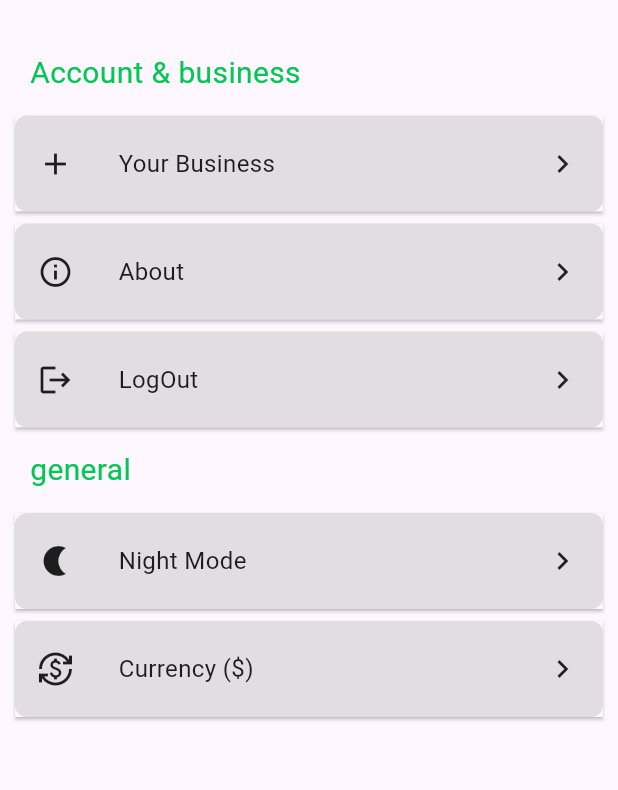
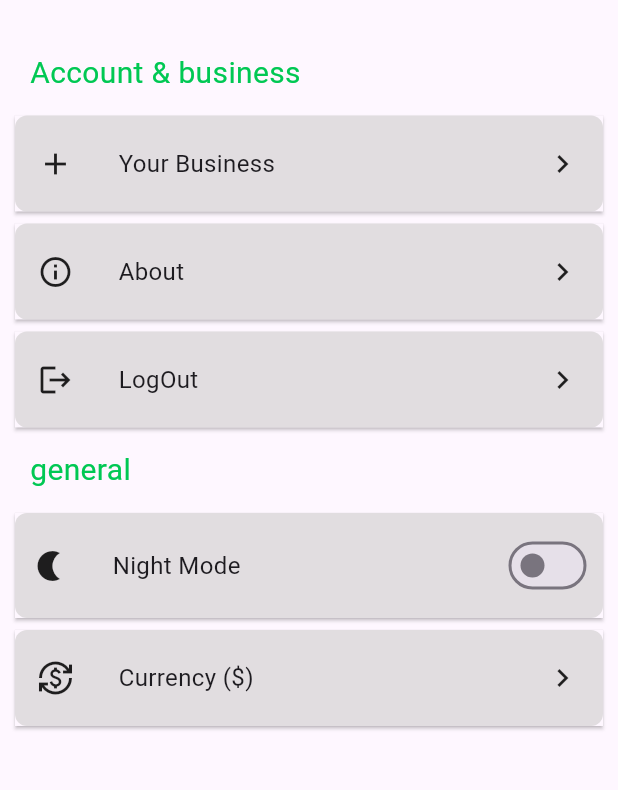
Before and after one commit to flowSar/easy_bill_flutter, a Flutter app: the SettingsScreen screen opened directly, on a phone screen of 412 x 824 dp, the part 63-853 px from its top. Run offline on Flutter 3.47's test engine with Material 3 defaults, Android fonts, the phone set to English and light mode, and no system bars; our stand-ins replace firebase_auth, firebase_core, firebase_database, font_awesome_flutter, go_router, open_file and 1 more; missing offline and left inert: simple_barcode_scanner; accounts and stored records are empty.

Commit message:
add dark mode functionality

```diff
--- a/lib/components/custom_modal_Bottom_sheet.dart
+++ b/lib/components/custom_modal_Bottom_sheet.dart
@@ -8,6 +8,7 @@ import '../constants/g_constants.dart';
 import '../constants/styles.dart';
 import '../data/item.dart';
 import '../providers/data_provider.dart';
+import '../providers/settings_provider.dart';
 import 'custom_text_button.dart';
 import 'custom_text_field.dart';
 
@@ -28,6 +29,7 @@ class _CustomModalBottomSheetState extends State<CustomModalBottomSheet> {
   late final TextEditingController _price;
   late final TextEditingController _quantity;
   late final TextEditingController _tax;
+  bool isDarkMode = false;
 
   // late Item? foundItem;
 
@@ -44,6 +46,7 @@ class _CustomModalBottomSheetState extends State<CustomModalBottomSheet> {
       _price.text = widget.item!.price.toString();
       _quantity.text = widget.item!.quantity.toString();
     }
+    isDarkMode = context.read<SettingsProvider>().isDarMode;
 
     super.initState();
   }
@@ -59,7 +62,7 @@ class _CustomModalBottomSheetState extends State<CustomModalBottomSheet> {
           child: Column(
             children: [
               TextCard(
-                  bg: kTextInputBg1,
+                  bg: isDarkMode ? Colors.white : kTextInputBg1,
                   child: Row(
                     mainAxisAlignment: MainAxisAlignment.spaceBetween,
                     children: [
--- a/lib/components/select_card.dart
+++ b/lib/components/select_card.dart
@@ -9,14 +9,17 @@ class SelectCard extends StatelessWidget {
   final IconData leftIcon;
   final Widget rightIcon;
   final String middleText;
+  final double? p;
 
-  const SelectCard(
-      {super.key,
-      required this.onTap,
-      this.bg,
-      required this.leftIcon,
-      required this.middleText,
-      required this.rightIcon});
+  const SelectCard({
+    super.key,
+    required this.onTap,
+    this.bg,
+    required this.leftIcon,
+    required this.middleText,
+    required this.rightIcon,
+    this.p,
+  });
 
   @override
   Widget build(BuildContext context) {
@@ -24,6 +27,7 @@ class SelectCard extends StatelessWidget {
       onTap: onTap,
       child: TextCard(
         bg: bg ?? greyLight,
+        p: p,
         child: Row(
           spacing: 30,
           children: [
--- a/lib/components/text_card.dart
+++ b/lib/components/text_card.dart
@@ -7,9 +7,16 @@ class TextCard extends StatelessWidget {
   final Color? bg;
   final double? w;
   final double? elevation;
+  final double? p;
 
-  const TextCard(
-      {super.key, required this.child, this.bg, this.w, this.elevation});
+  const TextCard({
+    super.key,
+    required this.child,
+    this.bg,
+    this.w,
+    this.elevation,
+    this.p,
+  });
 
   @override
   Widget build(BuildContext context) {
@@ -24,7 +31,8 @@ class TextCard extends StatelessWidget {
             borderRadius: BorderRadius.circular(8),
           ),
           child: Padding(
-            padding: EdgeInsets.symmetric(horizontal: 15, vertical: 20),
+            padding:
+                EdgeInsets.symmetric(horizontal: p ?? 15, vertical: p ?? 20),
             child: child,
           ),
         ),
--- a/lib/main.dart
+++ b/lib/main.dart
@@ -32,7 +32,9 @@ class MyApp extends StatelessWidget {
   @override
   Widget build(BuildContext context) {
     return MaterialApp.router(
-      // theme: ThemeData.dark(),
+      theme: context.watch<SettingsProvider>().isDarMode
+          ? ThemeData.dark()
+          : ThemeData.light(),
       routerConfig: appRouter,
     );
   }
--- a/lib/providers/settings_provider.dart
+++ b/lib/providers/settings_provider.dart
@@ -2,6 +2,7 @@ import 'package:flutter/material.dart';
 
 class SettingsProvider extends ChangeNotifier {
   late String _currency;
+  bool _isDarkMode = false;
 
   SettingsProvider() {
     _currency = 'dh';
@@ -9,8 +10,15 @@ class SettingsProvider extends ChangeNotifier {
 
   String get currency => _currency;
 
+  bool get isDarMode => _isDarkMode;
+
   void setCurrency(String newCurrency) {
     _currency = newCurrency;
     notifyListeners();
   }
+
+  Future setDarkMode(bool state) async {
+    _isDarkMode = state;
+    notifyListeners();
+  }
 }
--- a/lib/screens/bills/bills_screen.dart
+++ b/lib/screens/bills/bills_screen.dart
@@ -30,7 +30,7 @@ class _BillsScreenState extends State<BillsScreen> {
 
   @override
   void dispose() {
-    _userName.dispose();
+    // _userName.dispose();
     super.dispose();
   }
 
--- a/lib/screens/clients/clients_screen.dart
+++ b/lib/screens/clients/clients_screen.dart
@@ -27,6 +27,12 @@ class _ClientsScreenState extends State<ClientsScreen> {
     _searchKeyWord = TextEditingController();
     loadClientsData();
     super.initState();
+  }
+
+  @override
+  void dispose() {
+    // _searchKeyWord.dispose();
+    super.dispose();
   }
 
   Future<void> loadClientsData() async {
--- a/lib/screens/clients/new_client_screen.dart
+++ b/lib/screens/clients/new_client_screen.dart
@@ -1,4 +1,4 @@
-import 'package:easy_bill_flutter/components/CustomBadge.dart';
+import 'package:easy_bill_flutter/components/custom_badge.dart';
 import 'package:easy_bill_flutter/components/custom_circular_progress.dart';
 import 'package:easy_bill_flutter/components/custom_text_button.dart';
 import 'package:easy_bill_flutter/data/clients.dart';
--- a/lib/screens/settings_screen.dart
+++ b/lib/screens/settings_screen.dart
@@ -1,6 +1,7 @@
 import 'package:easy_bill_flutter/components/select_card.dart';
 import 'package:easy_bill_flutter/components/text_card.dart';
 import 'package:easy_bill_flutter/providers/auth_provider.dart';
+import 'package:easy_bill_flutter/providers/settings_provider.dart';
 import 'package:flutter/material.dart';
 import 'package:font_awesome_flutter/font_awesome_flutter.dart';
 import 'package:go_router/go_router.dart';
@@ -21,10 +22,16 @@ class SettingsScreen extends StatefulWidget {
 class _SettingsScreenState extends State<SettingsScreen> {
   bool isLoading = true;
   String selectedCurrency = '\$';
+  late bool _isSwitched;
+
+  @override
+  void initState() {
+    _isSwitched = context.read<SettingsProvider>().isDarMode;
+    super.initState();
+  }
 
   @override
   Widget build(BuildContext context) {
-    double width = MediaQuery.of(context).size.width;
     return Scaffold(
       appBar: AppBar(
         title: Center(child: Text('Settings')),
@@ -84,7 +91,17 @@ class _SettingsScreenState extends State<SettingsScreen> {
                 onTap: () {},
                 leftIcon: Icons.nightlight,
                 middleText: 'Night Mode',
-                rightIcon: Icon(Icons.keyboard_arrow_right),
+                p: 11,
+                rightIcon: Switch(
+                  value: _isSwitched,
+                  onChanged: (value) {
+                    setState(() {
+                      _isSwitched = value;
+                      context.read<SettingsProvider>().setDarkMode(value);
+                    });
+                  },
+                  padding: EdgeInsets.zero,
+                ),
               ),
               SelectCard(
                 onTap: () {
```
Also changed, not shown: lib/components/bill_card.dart (+22 -7 lines), lib/components/custom_text_field.dart (+13 -2 lines), lib/components/error_dialog.dart (added, +39 -0 lines), lib/screens/about_screen.dart (+19 -1 lines), lib/screens/bills/new_bill_screen.dart (+10 -11 lines), lib/components/custom_badge.dart (renamed from lib/components/CustomBadge.dart).
